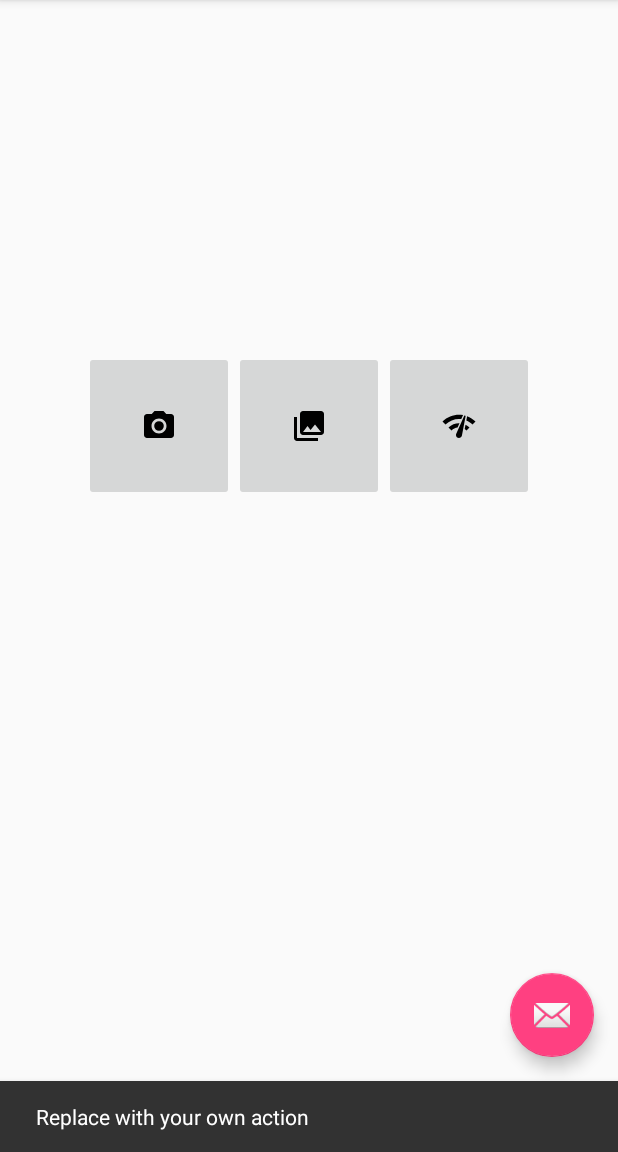
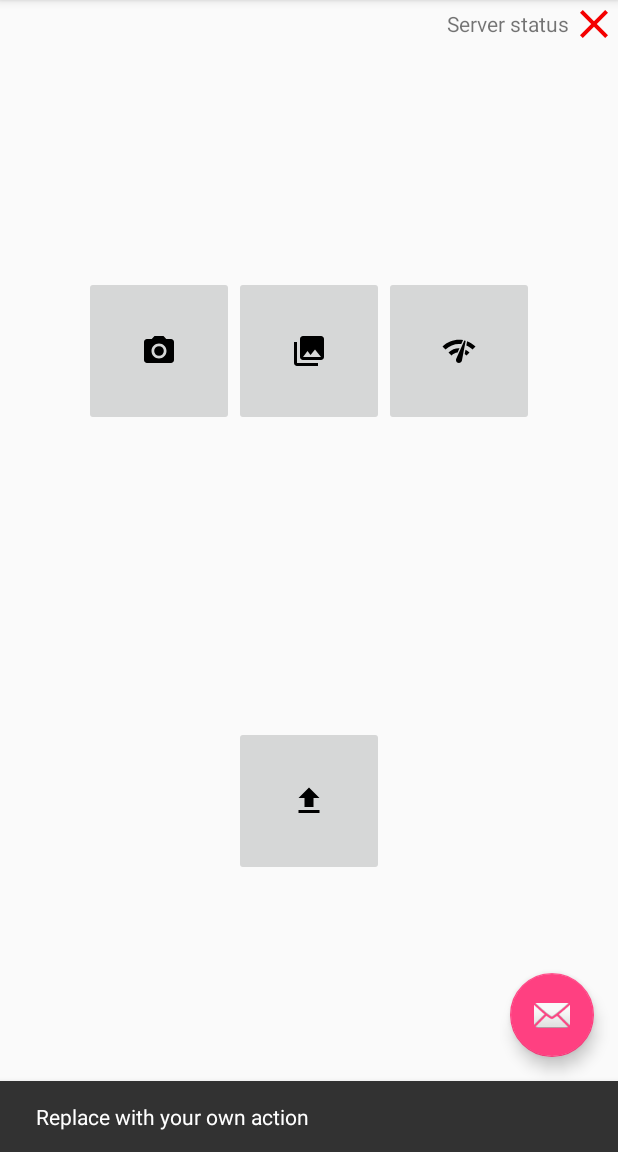
Before and after one commit to banda13/Carrecognizer, an Android app: the screen it shows after launch (MainActivity), after a tap on an icon or button, on a phone screen of 412 x 824 dp, the part 84-1236 px from its top. Run offline under Robolectric (Android 15) with nearby library versions, the phone set to English and light mode, and no system bars; our stand-ins replace Volley; network calls fail.

Commit message:
android checking server status (becasue its lasy and usually goes sleeping when its not used...)
Former-commit-id: 02c059468845834e31206225820018577cd8d670

```diff
--- a/android/app/src/main/java/com/ai/deep/andy/carrecognizer/MainActivity.java
+++ b/android/app/src/main/java/com/ai/deep/andy/carrecognizer/MainActivity.java
@@ -25,6 +25,8 @@ import android.view.Menu;
 import android.view.MenuItem;
 import android.widget.ImageButton;
 import android.widget.ImageView;
+import android.widget.ProgressBar;
+import android.widget.RelativeLayout;
 import android.widget.Toast;
 
 import com.ai.deep.andy.carrecognizer.ai.Classifier;
@@ -45,6 +47,15 @@ public class MainActivity extends AppCompatActivity
     private static int RESULT_LOAD_IMAGE = 1;
     private static final int CAMERA_PERMISSION_CODE = 100;
     private static final int CAMERA_REQUEST = 1888;
+
+    private ImageButton camera;
+    private ImageButton gallery;
+    private ImageButton availability;
+    private ImageView imageView;
+    private ProgressBar serverLoading;
+    private ImageView serverOnline;
+    private ImageView serverOffline;
+    private RelativeLayout mainLayout;
 
     @Override
     protected void onCreate(Bundle savedInstanceState) {
@@ -71,11 +82,18 @@ public class MainActivity extends AppCompatActivity
         NavigationView navigationView = (NavigationView) findViewById(R.id.nav_view);
         navigationView.setNavigationItemSelectedListener(this);
 
-        final ImageButton camera = findViewById(R.id.camera);
-        final ImageButton gallery = findViewById(R.id.gallery);
-        final ImageButton availability = findViewById(R.id.availability);
+        camera = findViewById(R.id.camera);
+        gallery = findViewById(R.id.gallery);
+        availability = findViewById(R.id.availability);
+        imageView = findViewById(R.id.imgView);
+        serverLoading = findViewById(R.id.serverLoading);
+        serverOnline = findViewById(R.id.serverOnline);
+        serverOffline = findViewById(R.id.serverOfflie);
+        mainLayout = findViewById(R.id.main_layout);
 
         final Context context = this;
+        checkServerAvailability(context);
+
 
         gallery.setOnClickListener(new View.OnClickListener() {
 
@@ -115,47 +133,14 @@ public class MainActivity extends AppCompatActivity
         availability.setOnClickListener(new View.OnClickListener() {
             @Override
             public void onClick(View view) {
-                cWakeUpServer wakeUpServer = new cWakeUpServer(context);
-                wakeUpServer.setListener(new cWakeUpServer.StringCallback() {
-                    @Override
-                    public void onSuccess(String response) {
-                        Toast.makeText(context, response, Toast.LENGTH_SHORT).show();
-                    }
-
-                    @Override
-                    public void onError(String message) {
-                        Toast.makeText(context, message, Toast.LENGTH_SHORT).show();
-                    }
-                });
-                wakeUpServer.wakeUp();
+                checkServerAvailability(context);
             }
         });
-    }
-
-    String run(String urlString) throws IOException {
-        java.net.URL url = new URL(urlString);
-        HttpURLConnection urlConnection = (HttpURLConnection) url.openConnection();
-        try {
-            InputStream in = new BufferedInputStream(urlConnection.getInputStream());
-            InputStreamReader read = new InputStreamReader(in);
-            BufferedReader buff = new BufferedReader(read);
-            StringBuilder dta = new StringBuilder();
-            String chunks ;
-            while((chunks = buff.readLine()) != null)
-            {
-                dta.append(chunks);
-            }
-            Toast.makeText(this, dta.toString(), Toast.LENGTH_SHORT).show();
-            return null;
-        } finally {
-            urlConnection.disconnect();
-        }
     }
 
     @Override
     protected void onActivityResult(int requestCode, int resultCode, Intent data) {
         super.onActivityResult(requestCode, resultCode, data);
-        ImageView imageView = (ImageView) findViewById(R.id.imgView);
         ImageProcessor image = new ImageProcessor();
 
         if (requestCode == RESULT_LOAD_IMAGE && resultCode == RESULT_OK && null != data) {
@@ -181,8 +166,7 @@ public class MainActivity extends AppCompatActivity
             imageView.setImageBitmap(photo);
         }
 
-
-        Classifier.classify(this, image.getImage());
+        //Classifier.classify(this, image.getImage());
     }
 
     @Override
@@ -258,4 +242,41 @@ public class MainActivity extends AppCompatActivity
         drawer.closeDrawer(GravityCompat.START);
         return true;
     }
+
+    private void checkServerAvailability(final Context context){
+        cWakeUpServer wakeUpServer = new cWakeUpServer(context);
+        wakeUpServer.setListener(new cWakeUpServer.StringCallback() {
+            @Override
+            public void onSuccess(String response) {
+                serverLoading.setVisibility(View.GONE);
+                serverOffline.setVisibility(View.GONE);
+                serverOnline.setVisibility(View.VISIBLE);
+            }
+
+            @Override
+            public void onError(String message) {
+                serverLoading.setVisibility(View.GONE);
+                serverOnline.setVisibility(View.GONE);
+                serverOffline.setVisibility(View.VISIBLE);
+
+                Snackbar.make(mainLayout, "Server is not available", Snackbar.LENGTH_INDEFINITE).setAction("Reconnect", new MyUndoListener(context)).show();
+            }
+        });
+        wakeUpServer.wakeUp();
+    }
+
+    private class MyUndoListener implements View.OnClickListener{
+
+        private Context context;
+
+        MyUndoListener(Context context){
+            super();
+            this.context = context;
+        }
+
+        @Override
+        public void onClick(View v) {
+            checkServerAvailability(this.context);
+        }
+    }
 }
--- a/android/app/src/main/java/com/ai/deep/andy/carrecognizer/utils/FileUtils.java
+++ b/android/app/src/main/java/com/ai/deep/andy/carrecognizer/utils/FileUtils.java
@@ -1,6 +1,11 @@
 package com.ai.deep.andy.carrecognizer.utils;
 
+import android.content.Context;
 import android.content.res.AssetManager;
+import android.database.Cursor;
+import android.net.Uri;
+import android.provider.MediaStore;
+import android.support.v4.content.CursorLoader;
 
 public class FileUtils {
 
@@ -8,4 +13,16 @@ public class FileUtils {
         //TODO
         return new String[] {"bmw", "ford", "mercedes", "volkswagen"};
     }
+
+    // Get Path of selected image
+    private String getPath(Context c, Uri contentUri) {
+        String[] proj = { MediaStore.Images.Media.DATA };
+        CursorLoader loader = new CursorLoader(c,    contentUri, proj, null, null, null);
+        Cursor cursor = loader.loadInBackground();
+        int column_index = cursor.getColumnIndexOrThrow(MediaStore.Images.Media.DATA);
+        cursor.moveToFirst();
+        String result = cursor.getString(column_index);
+        cursor.close();
+        return result;
+    }
 }
--- /dev/null
+++ b/android/app/src/main/res/drawable/ic_close_red_32.xml
@@ -0,0 +1,5 @@
+<vector android:height="32dp" android:tint="#F40000"
+    android:viewportHeight="24.0" android:viewportWidth="24.0"
+    android:width="32dp" xmlns:android="http://schemas.android.com/apk/res/android">
+    <path android:fillColor="#FF000000" android:pathData="M19,6.41L17.59,5 12,10.59 6.41,5 5,6.41 10.59,12 5,17.59 6.41,19 12,13.41 17.59,19 19,17.59 13.41,12z"/>
+</vector>
--- /dev/null
+++ b/android/app/src/main/res/drawable/ic_done_black_24dp.xml
@@ -0,0 +1,5 @@
+<vector android:height="24dp" android:tint="#2DA600"
+    android:viewportHeight="24.0" android:viewportWidth="24.0"
+    android:width="24dp" xmlns:android="http://schemas.android.com/apk/res/android">
+    <path android:fillColor="#FF000000" android:pathData="M9,16.2L4.8,12l-1.4,1.4L9,19 21,7l-1.4,-1.4L9,16.2z"/>
+</vector>
--- /dev/null
+++ b/android/app/src/main/res/drawable/ic_done_green_32.xml
@@ -0,0 +1,5 @@
+<vector android:height="32dp" android:tint="#2DA600"
+    android:viewportHeight="24.0" android:viewportWidth="24.0"
+    android:width="32dp" xmlns:android="http://schemas.android.com/apk/res/android">
+    <path android:fillColor="#FF000000" android:pathData="M9,16.2L4.8,12l-1.4,1.4L9,19 21,7l-1.4,-1.4L9,16.2z"/>
+</vector>
--- /dev/null
+++ b/android/app/src/main/res/drawable/ic_file_upload_black_24dp.xml
@@ -0,0 +1,9 @@
+<vector xmlns:android="http://schemas.android.com/apk/res/android"
+        android:width="24dp"
+        android:height="24dp"
+        android:viewportWidth="24.0"
+        android:viewportHeight="24.0">
+    <path
+        android:fillColor="#FF000000"
+        android:pathData="M9,16h6v-6h4l-7,-7 -7,7h4zM5,18h14v2L5,20z"/>
+</vector>
--- a/android/app/src/main/res/layout/content_main.xml
+++ b/android/app/src/main/res/layout/content_main.xml
@@ -1,7 +1,8 @@
 <?xml version="1.0" encoding="utf-8"?>
-<android.support.constraint.ConstraintLayout xmlns:android="http://schemas.android.com/apk/res/android"
+<RelativeLayout xmlns:android="http://schemas.android.com/apk/res/android"
     xmlns:app="http://schemas.android.com/apk/res-auto"
     xmlns:tools="http://schemas.android.com/tools"
+    android:id="@+id/main_layout"
     android:layout_width="match_parent"
     android:layout_height="match_parent"
     app:layout_behavior="@string/appbar_scrolling_view_behavior"
@@ -9,36 +10,76 @@
     tools:showIn="@layout/app_bar_main">
 
     <LinearLayout
-        android:orientation="vertical"
+        android:layout_width="wrap_content"
+        android:layout_height="wrap_content"
+        android:layout_alignParentEnd="true"
+        android:layout_alignParentTop="true"
+        android:layout_alignParentRight="true"
         android:gravity="center"
-        android:layout_width="match_parent"
-        android:layout_height="match_parent">
+        android:orientation="horizontal">
+
+        <TextView
+            android:id="@+id/serverStatus"
+            android:layout_width="wrap_content"
+            android:layout_height="wrap_content"
+            android:text="Server status" />
+
+        <ProgressBar
+            android:id="@+id/serverLoading"
+            style="?android:attr/progressBarStyle"
+            android:layout_width="32dp"
+            android:layout_height="32dp" />
+
+        <ImageView
+            android:id="@+id/serverOnline"
+            android:visibility="gone"
+            android:src="@drawable/ic_done_green_32"
+            android:layout_width="wrap_content"
+            android:layout_height="wrap_content" />
+
+        <ImageView
+            android:id="@+id/serverOfflie"
+            android:visibility="gone"
+            android:src="@drawable/ic_close_red_32"
+            android:layout_width="wrap_content"
+            android:layout_height="wrap_content" />
+
+    </LinearLayout>
 
     <LinearLayout
-            android:orientation="horizontal"
+        android:layout_width="match_parent"
+        android:layout_height="match_parent"
+        android:gravity="center"
+        android:orientation="vertical"
+        tools:layout_editor_absoluteX="340dp"
+        tools:layout_editor_absoluteY="0dp">
+
+        <LinearLayout
+            android:layout_width="wrap_content"
+            android:layout_height="wrap_content"
             android:layout_gravity="center"
-            android:layout_width="wrap_content"
-            android:layout_height="wrap_content">
+            android:orientation="horizontal">
+
             <ImageButton
                 android:id="@+id/camera"
-            android:src="@drawable/ic_menu_camera"
                 android:layout_width="100dp"
                 android:layout_height="100dp"
-            android:contentDescription="@string/camera_button" />
+                android:contentDescription="@string/camera_button"
+                android:src="@drawable/ic_menu_camera" />
 
             <ImageButton
                 android:id="@+id/gallery"
-            android:src="@drawable/ic_menu_gallery"
                 android:layout_width="100dp"
                 android:layout_height="100dp"
-            android:contentDescription="@string/gallery_button" />
+                android:contentDescription="@string/gallery_button"
+                android:src="@drawable/ic_menu_gallery" />
 
             <ImageButton
                 android:id="@+id/availability"
-                android:src="@drawable/ic_network_check_black_24dp"
                 android:layout_width="100dp"
                 android:layout_height="100dp"
-                android:contentDescription="@string/gallery_button" />
+                android:contentDescription="@string/availability"
+                android:src="@drawable/ic_network_check_black_24dp" />
 
         </LinearLayout>
 
@@ -47,6 +88,13 @@
             android:layout_width="200dp"
             android:layout_height="200dp" />
 
+        <ImageButton
+            android:id="@+id/classify"
+            android:layout_width="100dp"
+            android:layout_height="100dp"
+            android:contentDescription="@string/availability"
+            android:src="@drawable/ic_file_upload_black_24dp" />
+
+
     </LinearLayout>
-
-</android.support.constraint.ConstraintLayout>
+</RelativeLayout>
--- a/android/app/src/main/res/values/strings.xml
+++ b/android/app/src/main/res/values/strings.xml
@@ -8,4 +8,5 @@
     <string name="action_settings">Settings</string>
     <string name="camera_button">camera button</string>
     <string name="gallery_button">gallery Button</string>
+    <string name="availability">availability</string>
 </resources>
```
Lines whose indentation alone changed are shown as unchanged.
